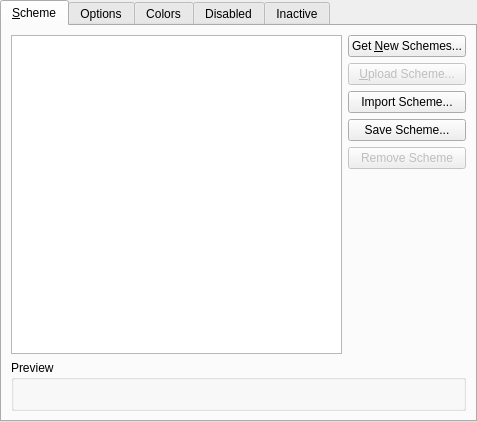
Sonic-DE/sonic-desktop-interface, file kcms/colors/colorsettings.ui: the form before one commit.
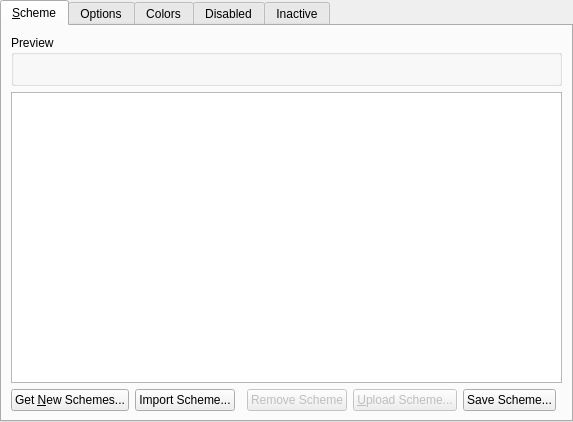
The form after the commit. Custom widgets are drawn as their Qt base class.

Commit message: kcm color preview on top and buttons on bottom REVIEW: 128375

Diff of the .ui file:
```diff
--- a/kcms/colors/colorsettings.ui
+++ b/kcms/colors/colorsettings.ui
@@ -24,7 +24,7 @@
        <string>&amp;Scheme</string>
       </attribute>
       <layout class="QGridLayout" name="gridLayout">
-       <item row="0" column="0">
+       <item row="1" column="0" colspan="7">
         <widget class="QListWidget" name="schemeList">
          <property name="sizePolicy">
           <sizepolicy hsizetype="Expanding" vsizetype="Expanding">
@@ -40,80 +40,53 @@
          </property>
         </widget>
        </item>
-       <item row="0" column="1">
-        <layout class="QVBoxLayout" name="verticalLayout_2">
-         <item>
-          <widget class="QPushButton" name="schemeKnsButton">
-           <property name="toolTip">
-            <string>Get new color schemes from the Internet</string>
-           </property>
-           <property name="text">
-            <string>Get &amp;New Schemes...</string>
-           </property>
-          </widget>
-         </item>
-         <item>
-          <widget class="QPushButton" name="schemeKnsUploadButton">
-           <property name="enabled">
-            <bool>false</bool>
-           </property>
-           <property name="toolTip">
-            <string>Share the selected scheme on the Internet</string>
-           </property>
-           <property name="text">
-            <string>&amp;Upload Scheme...</string>
-           </property>
-          </widget>
-         </item>
-         <item>
-          <widget class="QPushButton" name="schemeImportButton">
-           <property name="toolTip">
-            <string>Import a color scheme from a file</string>
-           </property>
-           <property name="text">
-            <string>Import Scheme...</string>
-           </property>
-          </widget>
-         </item>
-         <item>
-          <widget class="QPushButton" name="schemeSaveButton">
-           <property name="toolTip">
-            <string>Save the current color scheme</string>
-           </property>
-           <property name="text">
-            <string>Save Scheme...</string>
-           </property>
-          </widget>
-         </item>
-         <item>
-          <widget class="QPushButton" name="schemeRemoveButton">
-           <property name="enabled">
-            <bool>false</bool>
-           </property>
-           <property name="toolTip">
-            <string>Remove the selected scheme</string>
-           </property>
-           <property name="text">
-            <string>Remove Scheme</string>
-           </property>
-          </widget>
-         </item>
-         <item>
-          <spacer>
-           <property name="orientation">
-            <enum>Qt::Vertical</enum>
-           </property>
-           <property name="sizeHint" stdset="0">
-            <size>
-             <width>20</width>
-             <height>40</height>
-            </size>
-           </property>
-          </spacer>
-         </item>
-        </layout>
+       <item row="2" column="0">
+        <widget class="QPushButton" name="schemeKnsButton">
+         <property name="toolTip">
+          <string>Get new color schemes from the Internet</string>
+         </property>
+         <property name="text">
+          <string>Get &amp;New Schemes...</string>
+         </property>
+        </widget>
        </item>
-       <item row="1" column="0" colspan="2">
+       <item row="2" column="1">
+        <widget class="QPushButton" name="schemeImportButton">
+         <property name="toolTip">
+          <string>Import a color scheme from a file</string>
+         </property>
+         <property name="text">
+          <string>Import Scheme...</string>
+         </property>
+        </widget>
+       </item>
+       <item row="2" column="4">
+        <widget class="QPushButton" name="schemeKnsUploadButton">
+         <property name="enabled">
+          <bool>false</bool>
+         </property>
+         <property name="toolTip">
+          <string>Share the selected scheme on the Internet</string>
+         </property>
+         <property name="text">
+          <string>&amp;Upload Scheme...</string>
+         </property>
+        </widget>
+       </item>
+       <item row="2" column="2">
+        <spacer name="horizontalSpacer_2">
+         <property name="orientation">
+          <enum>Qt::Horizontal</enum>
+         </property>
+         <property name="sizeHint" stdset="0">
+          <size>
+           <width>40</width>
+           <height>20</height>
+          </size>
+         </property>
+        </spacer>
+       </item>
+       <item row="0" column="0" colspan="7">
         <widget class="QGroupBox" name="groupBox_3">
          <property name="sizePolicy">
           <sizepolicy hsizetype="Preferred" vsizetype="Fixed">
@@ -144,6 +117,29 @@
          </layout>
         </widget>
        </item>
+       <item row="2" column="5">
+        <widget class="QPushButton" name="schemeSaveButton">
+         <property name="toolTip">
+          <string>Save the current color scheme</string>
+         </property>
+         <property name="text">
+          <string>Save Scheme...</string>
+         </property>
+        </widget>
+       </item>
+       <item row="2" column="3">
+        <widget class="QPushButton" name="schemeRemoveButton">
+         <property name="enabled">
+          <bool>false</bool>
+         </property>
+         <property name="toolTip">
+          <string>Remove the selected scheme</string>
+         </property>
+         <property name="text">
+          <string>Remove Scheme</string>
+         </property>
+        </widget>
+       </item>
       </layout>
      </widget>
      <widget class="QWidget" name="pageOptions">
```
Left out of the diff: 125 changed lines with no effect on the pictures. The commit also changes 1 other file.
